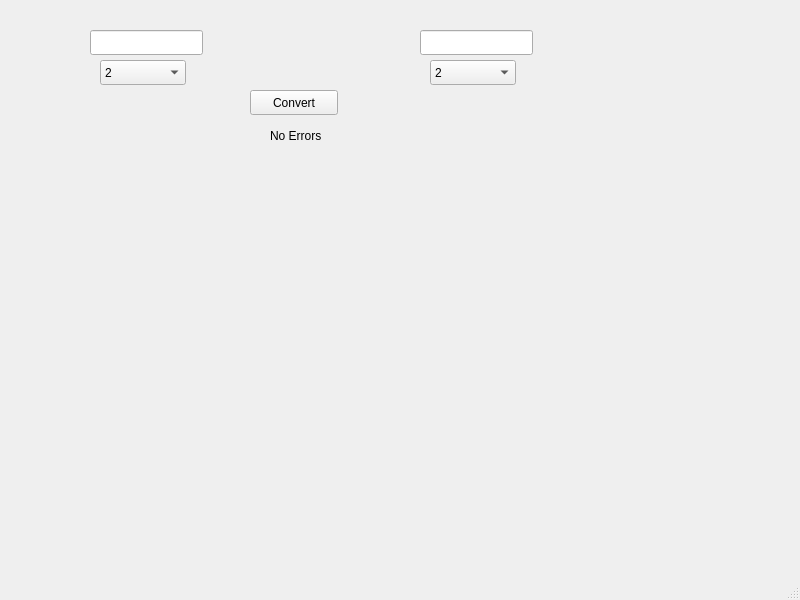
Qt form mainwindow.ui (mdvdev/OPLabs) before a commit.
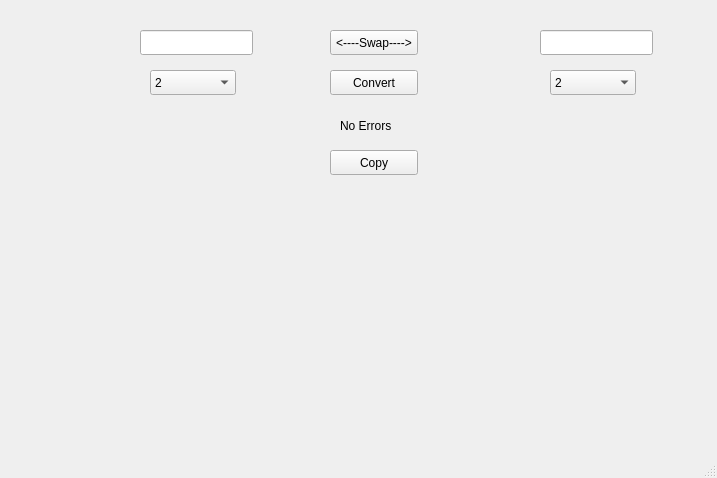
The same form after that commit.

The edit to the form file:
```diff
--- a/mainwindow.ui
+++ b/mainwindow.ui
@@ -6,8 +6,8 @@
    <rect>
     <x>0</x>
     <y>0</y>
-    <width>800</width>
-    <height>600</height>
+    <width>717</width>
+    <height>478</height>
    </rect>
   </property>
   <property name="windowTitle">
@@ -17,7 +17,7 @@
    <widget class="QLineEdit" name="inputLine">
     <property name="geometry">
      <rect>
-      <x>90</x>
+      <x>140</x>
       <y>30</y>
       <width>113</width>
       <height>25</height>
@@ -27,8 +27,8 @@
    <widget class="QPushButton" name="convertButton">
     <property name="geometry">
      <rect>
-      <x>250</x>
-      <y>90</y>
+      <x>330</x>
+      <y>70</y>
       <width>88</width>
       <height>25</height>
      </rect>
@@ -40,8 +40,8 @@
    <widget class="QComboBox" name="inputRadixComboBox">
     <property name="geometry">
      <rect>
-      <x>100</x>
-      <y>60</y>
+      <x>150</x>
+      <y>70</y>
       <width>86</width>
       <height>25</height>
      </rect>
@@ -65,9 +65,9 @@
    <widget class="QLabel" name="errorLabel">
     <property name="geometry">
      <rect>
-      <x>270</x>
-      <y>110</y>
-      <width>111</width>
+      <x>340</x>
+      <y>100</y>
+      <width>101</width>
       <height>51</height>
      </rect>
     </property>
@@ -78,8 +78,8 @@
    <widget class="QComboBox" name="outputRadixComboBox">
     <property name="geometry">
      <rect>
-      <x>430</x>
-      <y>60</y>
+      <x>550</x>
+      <y>70</y>
       <width>86</width>
       <height>25</height>
      </rect>
@@ -103,13 +103,39 @@
    <widget class="QLineEdit" name="outputLine">
     <property name="geometry">
      <rect>
-      <x>420</x>
+      <x>540</x>
       <y>30</y>
       <width>113</width>
       <height>25</height>
      </rect>
     </property>
    </widget>
+   <widget class="QPushButton" name="swapButton">
+    <property name="geometry">
+     <rect>
+      <x>330</x>
+      <y>30</y>
+      <width>88</width>
+      <height>25</height>
+     </rect>
+    </property>
+    <property name="text">
+     <string>&lt;----Swap----&gt;</string>
+    </property>
+   </widget>
+   <widget class="QPushButton" name="copyButton">
+    <property name="geometry">
+     <rect>
+      <x>330</x>
+      <y>150</y>
+      <width>88</width>
+      <height>25</height>
+     </rect>
+    </property>
+    <property name="text">
+     <string>Copy</string>
+    </property>
+   </widget>
   </widget>
   <widget class="QMenuBar" name="menubar">
    <property name="geometry">
```
Left out of the diff: 124 changed lines with no effect on the pictures.
